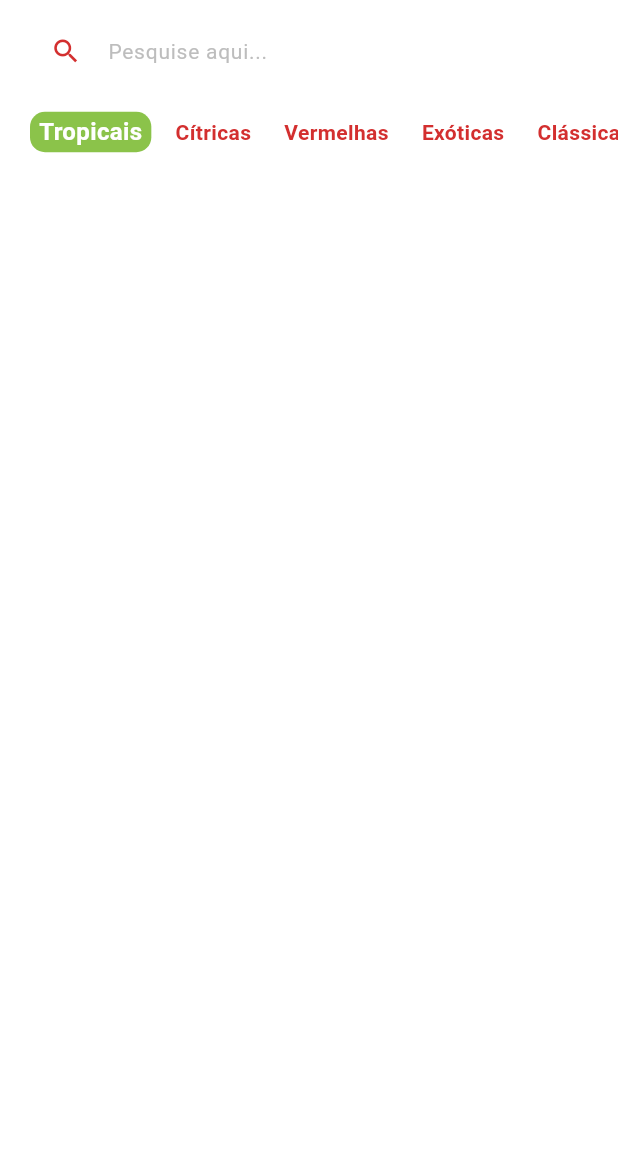
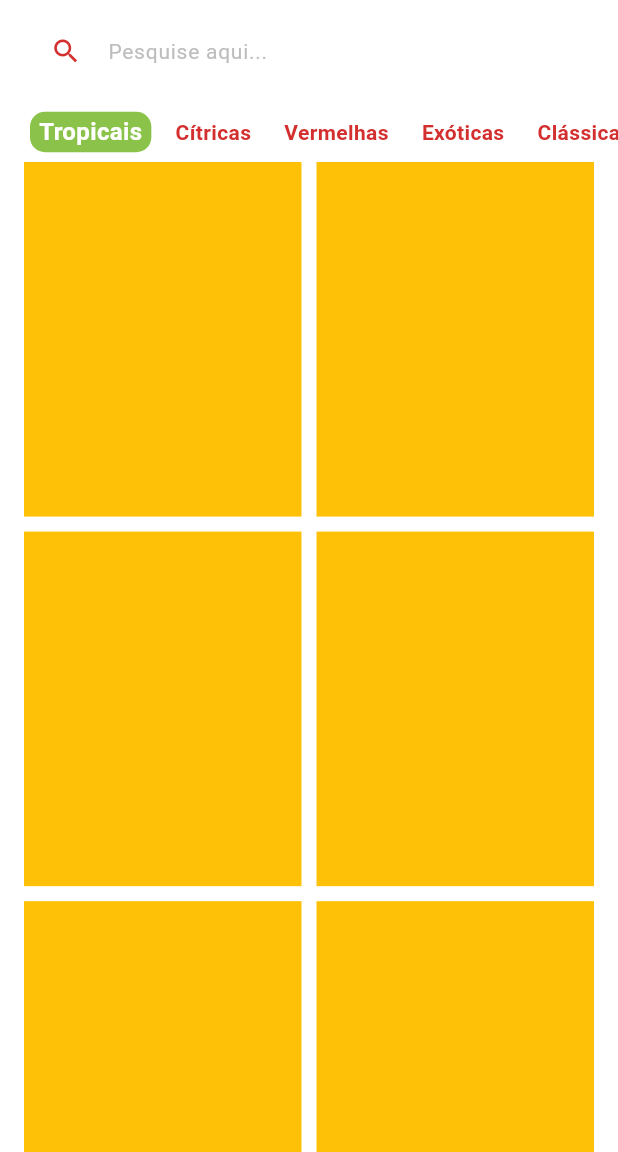
Before and after one commit to Miicchhel/FruitTrace, a Flutter app: the HomeTab screen opened directly, on a phone screen of 412 x 824 dp, the part 84-1236 px from its top. Run offline on Flutter 3.47's test engine with Material 3 defaults, Android fonts, the phone set to English and light mode, and no system bars; our stand-ins replace animated_text_kit, mask_text_input_formatter.

Commit message:
criação do grid para apresentação dos produtos

```diff
--- a/lib/src/pages/home/home_tab.dart
+++ b/lib/src/pages/home/home_tab.dart
@@ -123,6 +123,22 @@ class _HomeTabState extends State<HomeTab> {
           ),
 
           // Grid
+          Expanded(
+            child: GridView.builder(
+              padding: const EdgeInsets.fromLTRB(16.0, 0.0, 16.0, 16.0),
+              physics: const BouncingScrollPhysics(),
+              gridDelegate: const SliverGridDelegateWithFixedCrossAxisCount(
+                crossAxisCount: 2,
+                mainAxisSpacing: 10.0,
+                crossAxisSpacing: 10.0,
+                childAspectRatio: 9 / 11.5,
+              ),
+              itemCount: app_data.items.length,
+              itemBuilder: (_, index) {
+                return Container(color: Colors.amber,);
+              },
+            ),
+          )
         ],
       ),
     );
```
